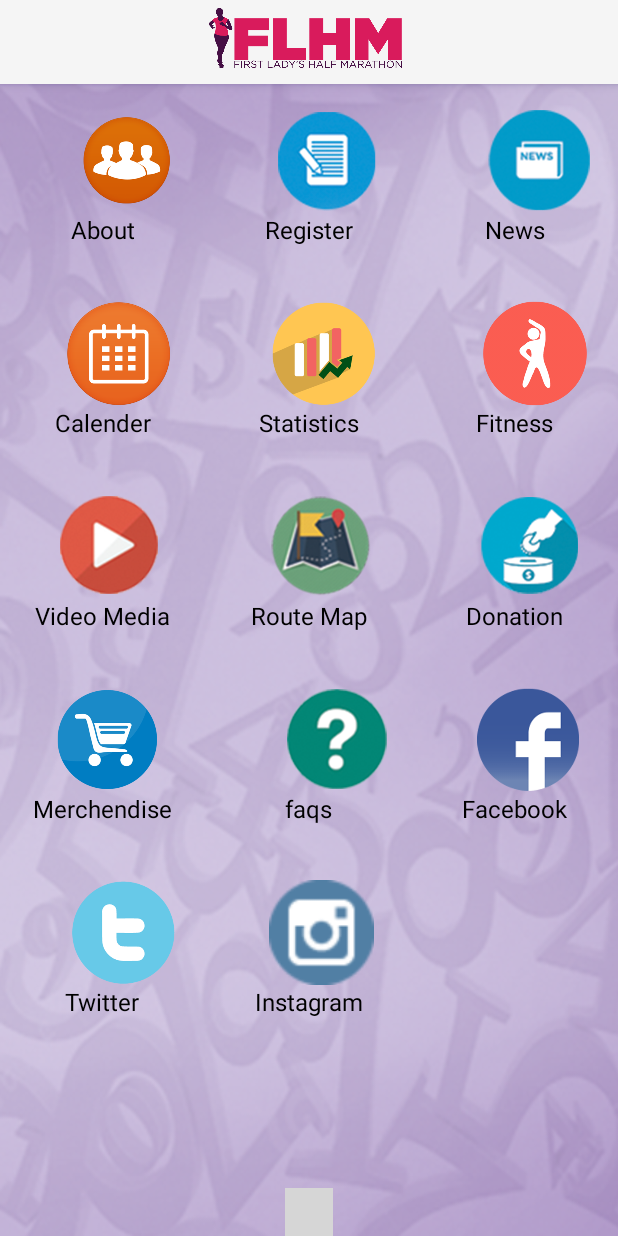
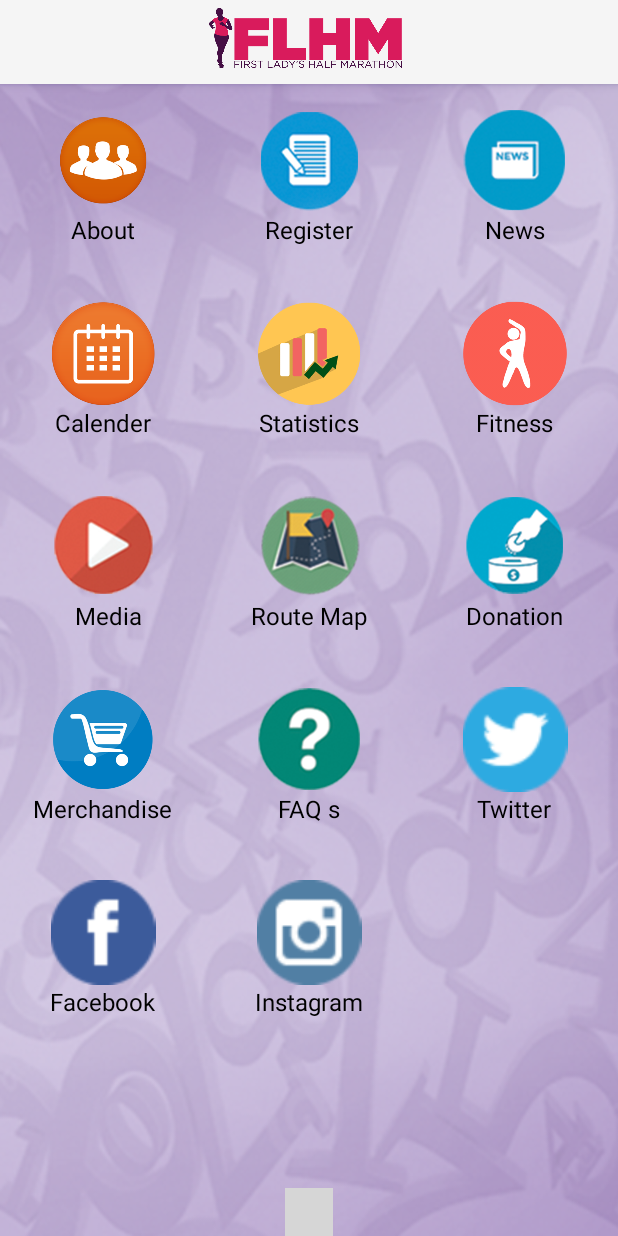
Before and after one commit to Homeboyzandroid/Marathon, an Android app: the screen it shows after launch (MainActivity), on a phone screen of 412 x 824 dp. Run offline under Robolectric (Android 15) with nearby library versions, the phone set to English and light mode, and no system bars; libraries missing offline, so code that uses them is left out: cn.iwgang.countdownview, com.github.clans.fab, com.twitter.sdk, io.fabric.sdk; plain views replace CountdownView, FloatingActionButton; 7 statements that could not run were skipped; grey boxes are pictures that could not be loaded.

Commit message:
changed the gridview

```diff
--- a/app/src/main/java/com/beyondzero/loise/marathon/Adapter/CustomGrid.java
+++ b/app/src/main/java/com/beyondzero/loise/marathon/Adapter/CustomGrid.java
@@ -46,21 +46,22 @@
     public View getView(int position, View convertView, ViewGroup parent) {
         // TODO Auto-generated method stub
         View grid;
-        LayoutInflater inflater = (LayoutInflater) mContext
-                .getSystemService(Context.LAYOUT_INFLATER_SERVICE);
 
         if (convertView == null) {
+            LayoutInflater inflater = (LayoutInflater) mContext
+                    .getSystemService(Context.LAYOUT_INFLATER_SERVICE);
+            grid = inflater.inflate(R.layout.grid_item, parent, false);
 
-            grid = new View(mContext);
-            grid = inflater.inflate(R.layout.grid_item, null);
-            TextView textView = (TextView) grid.findViewById(R.id.grid_text);
-            ImageView imageView = (ImageView)grid.findViewById(R.id.grid_image);
-            textView.setText(web[position]);
-            imageView.setImageResource(Imageid[position]);
         } else {
             grid = (View) convertView;
         }
 
+        TextView textView = (TextView) grid.findViewById(R.id.grid_text);
+        ImageView imageView = (ImageView)grid.findViewById(R.id.grid_image);
+        textView.setText(web[position]);
+        imageView.setImageResource(Imageid[position]);
+
         return grid;
     }
+
 }
--- a/app/src/main/java/com/beyondzero/loise/marathon/Calender.java
+++ b/app/src/main/java/com/beyondzero/loise/marathon/Calender.java
@@ -17,6 +17,9 @@
         super.onCreate(savedInstanceState);
         setContentView(R.layout.activity_calender);
 
+        getSupportActionBar().setDisplayShowHomeEnabled(true);
+        getSupportActionBar().setIcon(R.drawable.fl);
+
         /*Calendar nextYear = Calendar.getInstance();
         nextYear.add(Calendar.YEAR, 1);*/
 
--- a/app/src/main/java/com/beyondzero/loise/marathon/Donate.java
+++ b/app/src/main/java/com/beyondzero/loise/marathon/Donate.java
@@ -48,6 +48,10 @@
         super.onCreate(savedInstanceState);
         setContentView(R.layout.activity_donate);
 
+        //adding the logo on toolbar
+        getSupportActionBar().setDisplayShowHomeEnabled(true);
+        getSupportActionBar().setIcon(R.drawable.fl);
+
         spinner = (Spinner)findViewById(R.id.spinnerdonate);
         // Create an ArrayAdapter using the string array and a default spinner layout
         ArrayAdapter<CharSequence> adapter = ArrayAdapter.createFromResource(this,
--- a/app/src/main/java/com/beyondzero/loise/marathon/Listen.java
+++ b/app/src/main/java/com/beyondzero/loise/marathon/Listen.java
@@ -26,7 +26,7 @@
         setContentView(R.layout.activity_listen);
 
         getSupportActionBar().setDisplayShowHomeEnabled(true);
-        getSupportActionBar().setIcon(R.drawable.logo);
+        getSupportActionBar().setIcon(R.drawable.fl);
 
         getInit();
         seekUpdation();
--- a/app/src/main/java/com/beyondzero/loise/marathon/MainActivity.java
+++ b/app/src/main/java/com/beyondzero/loise/marathon/MainActivity.java
@@ -22,20 +22,20 @@
     CustomAdapter lviewAdapter;
     ArrayList<HashMap<String, String>> oslist = new ArrayList<HashMap<String, String>>();
 
-    private final static String web[] = {
-            "About",
-            "Register",
+    private final static String web[] =
+            {"About",
+             "Register",
             "News",
             "Calender",
             "Statistics",
             "Fitness",
-            "Video Media",
+            "  Media",
             "Route Map",
             "Donation",
-            "Merchendise",
-            "faqs",
+            "Merchandise",
+            "FAQ s",
+            "Twitter",
             "Facebook",
-            "Twitter",
             "Instagram"
             };
     private final static int []imageId =
@@ -50,8 +50,9 @@
             R.drawable.donate,
             R.drawable.paymentcart,
             R.drawable.faq,
-            R.drawable.facebookicon,
-            R.drawable.twittercircle,
+
+            R.drawable.twitter,
+            R.drawable.facebook,
             R.drawable.instagram};
 
 
@@ -105,8 +106,20 @@
                     case 8:
                         startActivity(new Intent(getApplicationContext(),Donate.class));
                         break;
+                    case 9:
+                        startActivity(new Intent(getApplicationContext(), MainActivity.class));
+                        break;
+                    case 10:
+                        startActivity(new Intent(getApplicationContext(), MainActivity.class));
+                        break;
+                    case 11:
+                        startActivity(new Intent(getApplicationContext(), twitter.class));
+                        break;
                     case 12:
-                        startActivity(new Intent(getApplicationContext(),twitter.class));
+                        startActivity(new Intent(getApplicationContext(),MainActivity.class));
+                        break;
+                    case 13:
+                        startActivity(new Intent(getApplicationContext(),MainActivity.class));
                         break;
 
                 }
@@ -116,7 +129,7 @@
         //this is the footer section with the countdown timer
         CountdownView mCvCountdownViewTest2 = (CountdownView)findViewById(R.id.cv_countdownViewTest2);
         mCvCountdownViewTest2.setTag("test2");
-        long time2 = (long)90 * 24 * 60 * 60 * 1000;
+        long time2 = (long)59 * 24 * 60 * 60 * 1000;
         mCvCountdownViewTest2.start(time2);
 
 
--- a/app/src/main/java/com/beyondzero/loise/marathon/Map.java
+++ b/app/src/main/java/com/beyondzero/loise/marathon/Map.java
@@ -18,6 +18,9 @@
     protected void onCreate(Bundle savedInstanceState) {
         super.onCreate(savedInstanceState);
         setContentView(R.layout.activity_map);
+
+        getSupportActionBar().setDisplayShowHomeEnabled(true);
+        getSupportActionBar().setIcon(R.drawable.fl);
 
         // Get ListView object from xml
         listView = (ListView) findViewById(R.id.list);
--- a/app/src/main/java/com/beyondzero/loise/marathon/News.java
+++ b/app/src/main/java/com/beyondzero/loise/marathon/News.java
@@ -2,12 +2,9 @@
 
 import android.support.v7.app.AppCompatActivity;
 import android.os.Bundle;
-import android.widget.GridView;
 import android.widget.ListView;
 
 import com.beyondzero.loise.marathon.Adapter.CustomAdapter;
-import com.beyondzero.loise.marathon.Adapter.CustomGrid;
-import com.beyondzero.loise.marathon.Adapter.CustomListAdapter;
 
 import java.util.ArrayList;
 import java.util.HashMap;
@@ -36,7 +33,7 @@
         setContentView(R.layout.activity_news);
 
         getSupportActionBar().setDisplayShowHomeEnabled(true);
-        getSupportActionBar().setIcon(R.drawable.logo);
+        getSupportActionBar().setIcon(R.drawable.fl);
 
         //initalizing the adapter
 
--- a/app/src/main/java/com/beyondzero/loise/marathon/RegisterActivity.java
+++ b/app/src/main/java/com/beyondzero/loise/marathon/RegisterActivity.java
@@ -17,7 +17,7 @@
         super.onCreate(savedInstanceState);
         setContentView(R.layout.activity_register);
         getSupportActionBar().setDisplayShowHomeEnabled(true);
-        getSupportActionBar().setIcon(R.drawable.logo);
+        getSupportActionBar().setIcon(R.drawable.fl);
 
         spinner = (Spinner)findViewById(R.id.spinner);
 
--- a/app/src/main/java/com/beyondzero/loise/marathon/Statistics.java
+++ b/app/src/main/java/com/beyondzero/loise/marathon/Statistics.java
@@ -10,7 +10,8 @@
         super.onCreate(savedInstanceState);
         setContentView(R.layout.activity_statistics);
 
+
         getSupportActionBar().setDisplayShowHomeEnabled(true);
-        getSupportActionBar().setIcon(R.drawable.logo);
+        getSupportActionBar().setIcon(R.drawable.fl);
     }
 }
--- a/app/src/main/res/layout/activity_donate.xml
+++ b/app/src/main/res/layout/activity_donate.xml
@@ -12,10 +12,7 @@
         android:paddingLeft="24dp"
         android:paddingRight="24dp"
         android:weightSum="1">
-        <ImageView android:src="@drawable/fl"
-            android:layout_width="wrap_content"
-            android:layout_height="72dp"
-            android:layout_marginBottom="24dp" />
+
         <!--  Name Label -->
         <android.support.design.widget.TextInputLayout
             android:layout_width="match_parent"
--- a/app/src/main/res/layout/activity_main.xml
+++ b/app/src/main/res/layout/activity_main.xml
@@ -20,30 +20,8 @@
         android:stretchMode="columnWidth"
         android:verticalSpacing="5dp"
         android:clickable="true"
+        android:layout_marginBottom="50dp"
         />
-
-
-
-
-        <!--<com.github.clans.fab.FloatingActionButton
-            android:id="@+id/menu_item"
-            android:layout_width="wrap_content"
-            android:layout_height="wrap_content"
-            android:src="@drawable/twitter"
-            fab:fab_size="mini"
-            fab:menu_fab_size="normal"
-            fab:menu_showShadow="true"
-            fab:menu_shadowColor="#66000000"
-            fab:menu_shadowRadius="4dp"
-            fab:menu_shadowXOffset="1dp"
-            fab:menu_shadowYOffset="3dp"
-            fab:menu_labels_singleLine="false"
-            fab:menu_labels_ellipsize="none"
-            fab:menu_labels_maxLines="-1"
-            android:layout_gravity="left"
-            fab:menu_labels_cornerRadius="3dp"
-            android:layout_alignBottom="@+id/gridView"
-            android:layout_centerHorizontal="true" />-->
 
     <include layout="@layout/footer" />
 
--- a/app/src/main/res/layout/activity_register.xml
+++ b/app/src/main/res/layout/activity_register.xml
@@ -13,10 +13,7 @@
         android:paddingLeft="24dp"
         android:paddingRight="24dp"
         android:weightSum="1">
-        <ImageView android:src="@drawable/fl"
-            android:layout_width="wrap_content"
-            android:layout_height="72dp"
-            android:layout_marginBottom="24dp" />
+
         <!--  Name Label -->
         <android.support.design.widget.TextInputLayout
             android:layout_width="match_parent"
```
Also changed, not shown: app/src/main/AndroidManifest.xml (+7 -7 lines).
